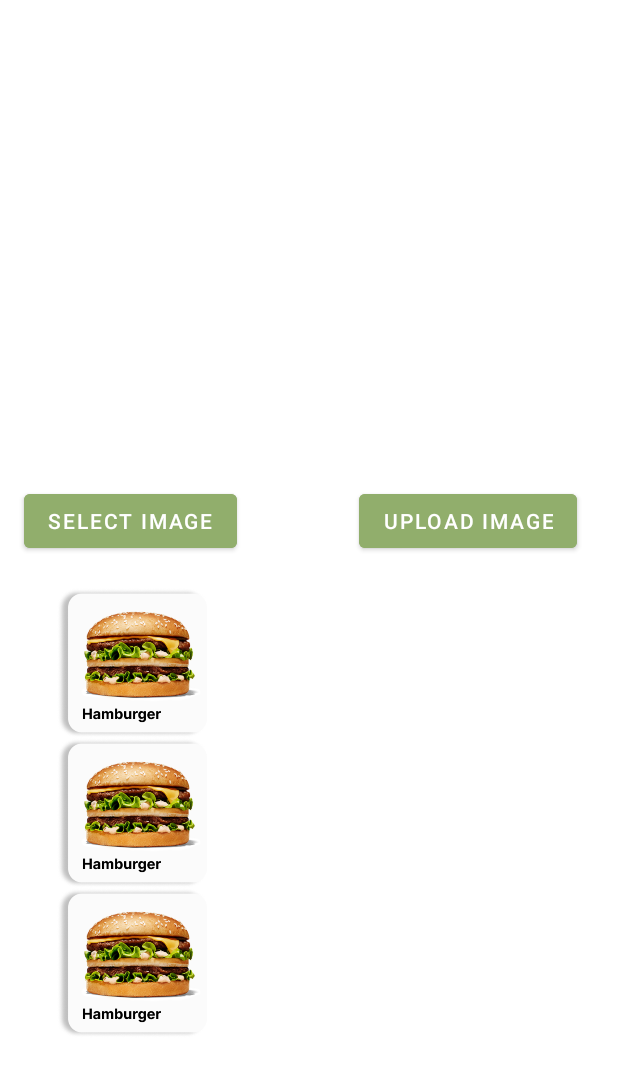
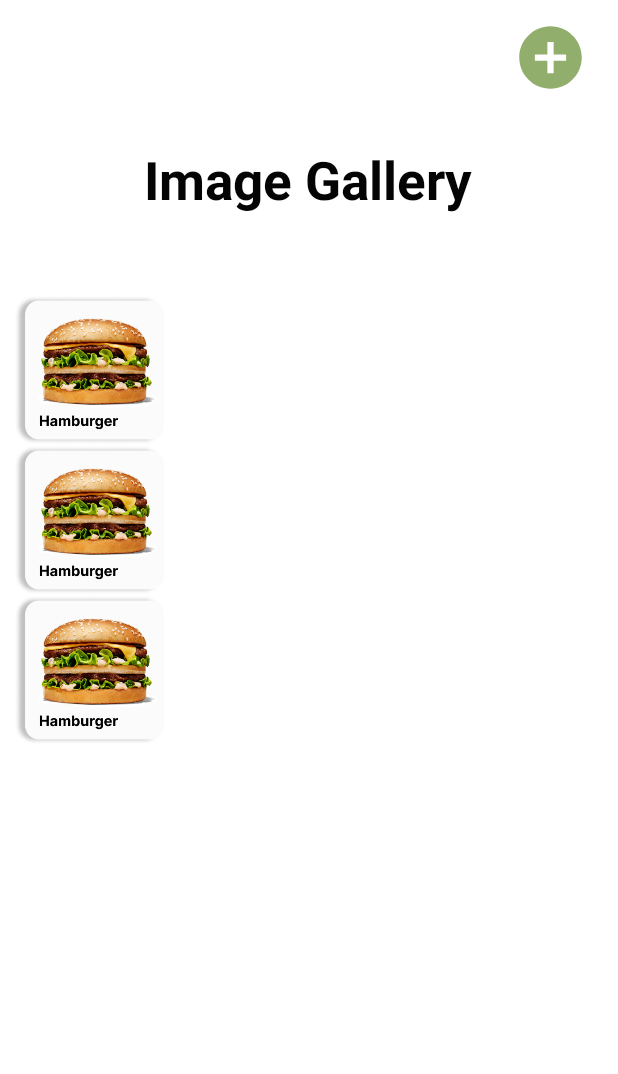
Before and after one commit to Juandr0/Fooddelivery, an Android app: the layout fragment_images.xml on its own in the app's theme, with its tools: preview values and no code run, on a phone screen of 412 x 824 dp. Shown: the top 1074 px of the screen. Run offline under Robolectric (Android 15) with nearby library versions, the phone set to English and light mode, and no system bars.

Commit message:
Moved image upload to a different activity and removed unnecessary code.

```diff
--- /dev/null
+++ b/app/src/main/res/drawable/ic_baseline_add_circle_24.xml
@@ -0,0 +1,5 @@
+<vector android:height="50dp" android:tint="#91AE6C"
+    android:viewportHeight="24" android:viewportWidth="24"
+    android:width="50dp" xmlns:android="http://schemas.android.com/apk/res/android">
+    <path android:fillColor="@android:color/white" android:pathData="M12,2C6.48,2 2,6.48 2,12s4.48,10 10,10 10,-4.48 10,-10S17.52,2 12,2zM17,13h-4v4h-2v-4L7,13v-2h4L11,7h2v4h4v2z"/>
+</vector>
--- a/app/src/main/res/layout/fragment_images.xml
+++ b/app/src/main/res/layout/fragment_images.xml
@@ -9,51 +9,41 @@
         android:layout_width="match_parent"
         android:layout_height="match_parent">
 
-        <ImageView
-            android:id="@+id/uploadPreviewImageVIew2"
-            android:layout_width="260dp"
-            android:layout_height="260dp"
-            android:layout_marginStart="66dp"
-            android:layout_marginTop="28dp"
-            android:layout_marginEnd="67dp"
+        <androidx.recyclerview.widget.RecyclerView
+            android:id="@+id/recyclerView"
+            android:layout_width="393dp"
+            android:layout_height="627dp"
+            app:layout_constraintBottom_toBottomOf="parent"
             app:layout_constraintEnd_toEndOf="parent"
-            app:layout_constraintHorizontal_bias="0.0"
+            app:layout_constraintStart_toStartOf="parent"
+            tools:listitem="@layout/restaurant_images_list_item" />
+
+        <TextView
+            android:id="@+id/imageFragmentTitleView"
+            android:layout_width="wrap_content"
+            android:layout_height="wrap_content"
+            android:layout_marginStart="88dp"
+            android:layout_marginTop="96dp"
+            android:layout_marginEnd="89dp"
+            android:text="@string/image_gallery"
+            android:textAlignment="center"
+            android:textColor="#040404"
+            android:textSize="35sp"
+            android:textStyle="bold"
+            app:layout_constraintEnd_toEndOf="parent"
             app:layout_constraintStart_toStartOf="parent"
             app:layout_constraintTop_toTopOf="parent" />
 
-        <Button
-            android:id="@+id/uploadImageButton2"
-            android:layout_width="wrap_content"
-            android:layout_height="wrap_content"
-            android:layout_marginTop="35dp"
-            android:layout_marginEnd="27dp"
-            android:backgroundTint="@color/woopwoop_green"
-            android:text="@string/upload_image"
+        <ImageButton
+            android:id="@+id/uploadNewImageButton"
+            android:layout_width="58dp"
+            android:layout_height="44dp"
+            android:layout_marginTop="16dp"
+            android:layout_marginEnd="16dp"
+            android:background="#00FFFFFF"
+            android:src="@drawable/ic_baseline_add_circle_24"
             app:layout_constraintEnd_toEndOf="parent"
-            app:layout_constraintTop_toBottomOf="@+id/uploadPreviewImageVIew2" />
-
-        <Button
-            android:id="@+id/selectImageButton2"
-            android:layout_width="wrap_content"
-            android:layout_height="wrap_content"
-            android:layout_marginStart="16dp"
-            android:layout_marginTop="35dp"
-            android:backgroundTint="@color/woopwoop_green"
-            android:text="@string/select_image"
-            app:layout_constraintStart_toStartOf="parent"
-            app:layout_constraintTop_toBottomOf="@+id/uploadPreviewImageVIew2" />
-
-        <androidx.recyclerview.widget.RecyclerView
-            android:layout_width="334dp"
-            android:layout_height="376dp"
-            android:layout_marginStart="10dp"
-            android:layout_marginEnd="10dp"
-            android:layout_marginBottom="56dp"
-            app:layout_constraintBottom_toBottomOf="parent"
-            app:layout_constraintEnd_toEndOf="parent"
-            app:layout_constraintHorizontal_bias="0.487"
-            app:layout_constraintStart_toStartOf="parent"
-            tools:listitem="@layout/restaurant_images_list_item" />
+            app:layout_constraintTop_toTopOf="parent" />
 
     </androidx.constraintlayout.widget.ConstraintLayout>
 </FrameLayout>
--- a/app/src/main/res/values/strings.xml
+++ b/app/src/main/res/values/strings.xml
@@ -34,6 +34,7 @@
 
     <string name="upload_image">Upload Image</string>
     <string name="select_image">Select Image</string>
+    <string name="image_gallery">Image Gallery</string>
 
 
     <!-- TODO: Remove or change this placeholder text -->
```
Also changed, not shown: app/src/main/AndroidManifest.xml (+7 -0 lines), app/src/main/java/com/example/fooddeliveryproject/RestaurantUploadImageActivity.kt (added, +90 -0 lines), app/src/main/java/fragment/restaurant/ImagesFragment.kt (+9 -74 lines), app/src/main/res/layout/activity_restaurant_upload_image.xml (added, +46 -0 lines).
